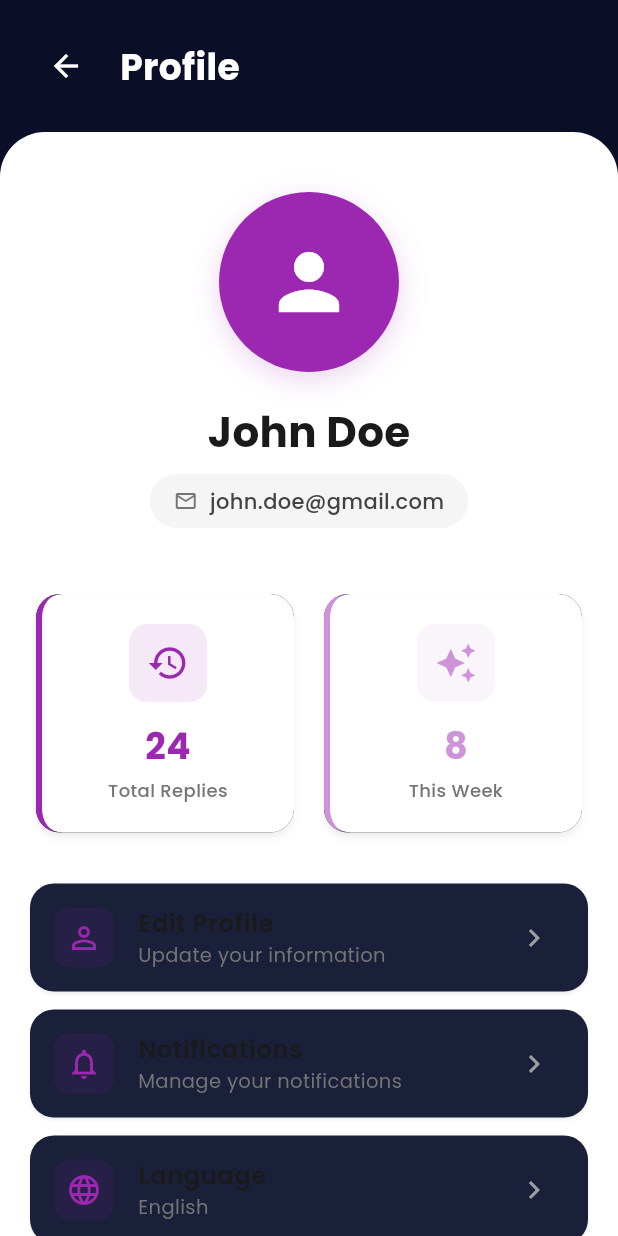
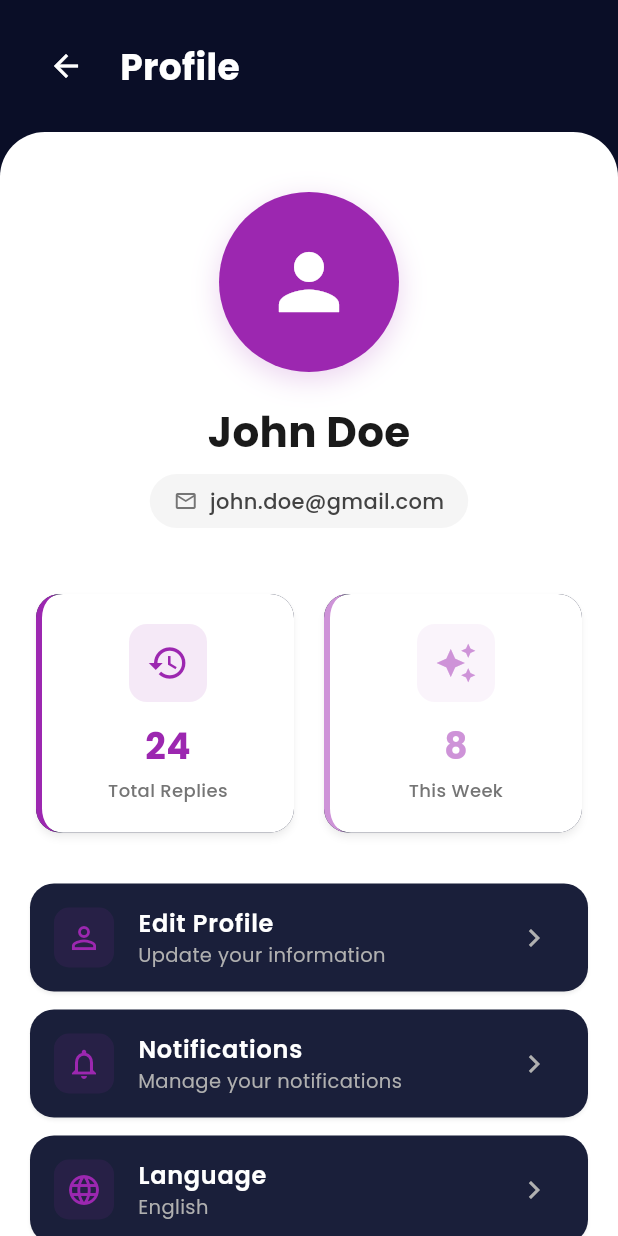
Before and after one commit to Meet17shah/ReplySense, a Flutter app: the ProfileScreen screen opened directly, on a phone screen of 412 x 824 dp. Run offline on Flutter 3.47's test engine with Material 3 defaults, Android fonts, the phone set to English and light mode, and no system bars; our stand-ins replace google_fonts; network calls fail.

Commit message:
minor UI change in Profile page

```diff
--- a/lib/screens/profile/profile_screen.dart
+++ b/lib/screens/profile/profile_screen.dart
@@ -339,19 +339,19 @@ class ProfileScreen extends StatelessWidget {
           style: const TextStyle(
             fontWeight: FontWeight.w600,
             fontSize: 16,
-            color: Color(0xFF1A1A1A),
+            color: Colors.white,
           ),
         ),
         subtitle: Text(
           subtitle,
           style: const TextStyle(
             fontSize: 13,
-            color: Color(0xFF757575),
+            color: Color(0xFFB0B0B0),
           ),
         ),
         trailing: const Icon(
           Icons.chevron_right,
-          color: Color(0xFF9E9E9E),
+          color: Color(0xFFB0B0B0),
         ),
       ),
     );
```
